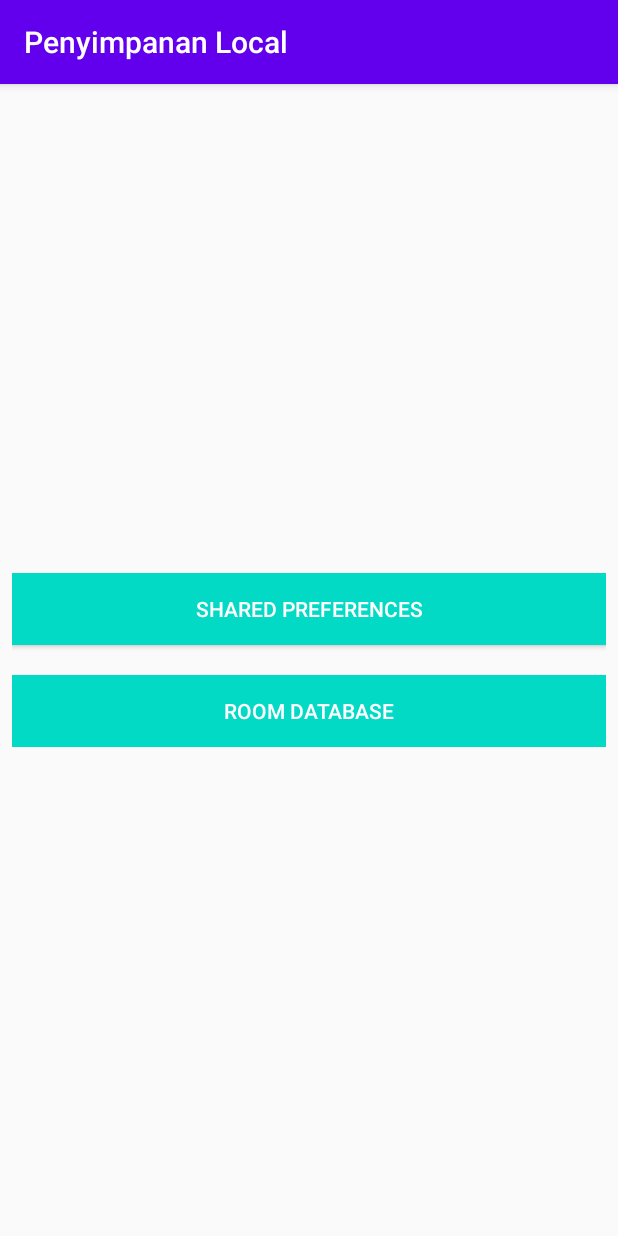
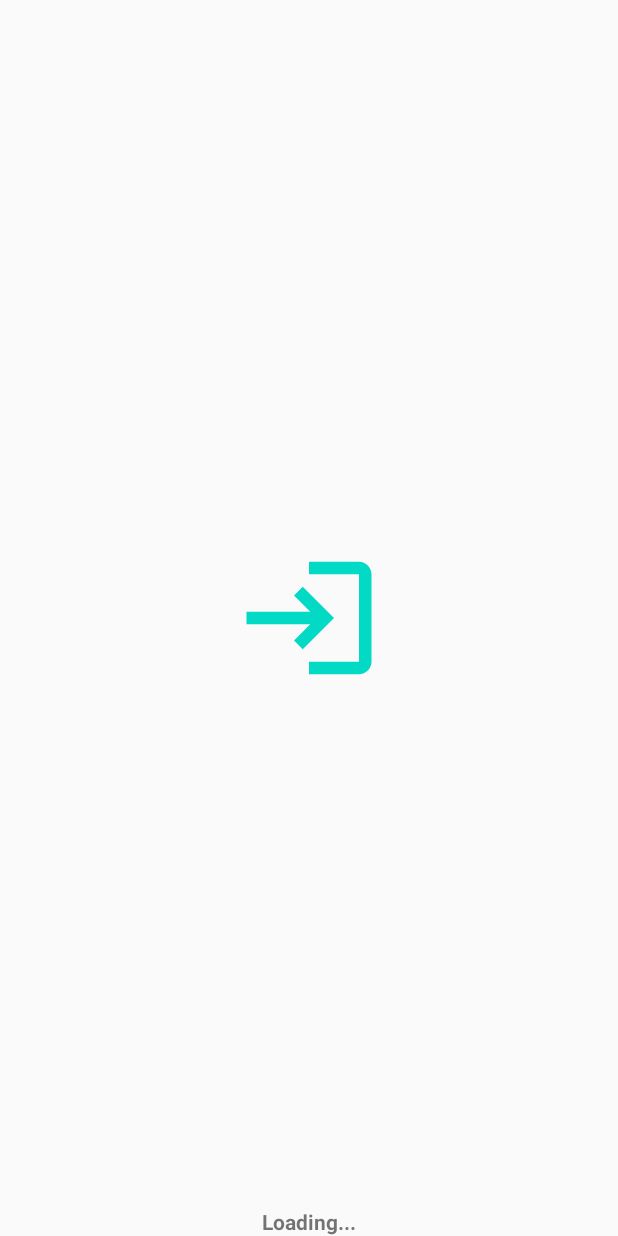
Before and after one commit to rasyidr298/Materi-Local-Data, an Android app: the first screen one second after launch (HomeActivity before the commit, SplashActivity after it), on a phone screen of 412 x 824 dp. Run offline under Robolectric (Android 15) with nearby library versions, the phone set to English and light mode, and no system bars; our stand-ins replace Room's generated code.

Commit message:
added login feature with local data

```diff
--- a/app/build.gradle
+++ b/app/build.gradle
@@ -26,6 +26,10 @@ dependencies {
     implementation fileTree(dir: "libs", include: ["*.jar"])
     implementation 'androidx.appcompat:appcompat:1.1.0'
     implementation 'androidx.constraintlayout:constraintlayout:1.1.3'
+    implementation 'com.google.android.material:material:1.2.1'
+    implementation 'androidx.annotation:annotation:1.1.0'
+    implementation 'androidx.lifecycle:lifecycle-livedata-ktx:2.2.0'
+    implementation 'androidx.lifecycle:lifecycle-viewmodel-ktx:2.2.0'
     testImplementation 'junit:junit:4.12'
     androidTestImplementation 'androidx.test.ext:junit:1.1.1'
     androidTestImplementation 'androidx.test.espresso:espresso-core:3.2.0'
--- /dev/null
+++ b/app/src/main/java/com/example/sharedpreferences/ui/splash/SplashActivity.java
@@ -0,0 +1,41 @@
+package com.example.sharedpreferences.ui.splash;
+
+import androidx.appcompat.app.AppCompatActivity;
+
+import android.content.Intent;
+import android.os.Bundle;
+import android.os.Handler;
+
+import com.example.sharedpreferences.R;
+import com.example.sharedpreferences.data.sharedPref.SharedPrefManager;
+import com.example.sharedpreferences.ui.HomeActivity;
+import com.example.sharedpreferences.ui.auth.LoginActivity;
+import com.example.sharedpreferences.ui.profile.ProfileActivity;
+
+public class SplashActivity extends AppCompatActivity {
+
+    @Override
+    protected void onCreate(Bundle savedInstanceState) {
+        final Handler handler = new Handler();
+
+        super.onCreate(savedInstanceState);
+        setContentView(R.layout.activity_splash);
+        final SharedPrefManager sharedPrefManager = new SharedPrefManager(this);
+
+        handler.postDelayed(new Runnable() {
+            @Override
+            public void run() {
+                if (sharedPrefManager.getIsLogin()){
+                    Intent i = new Intent(SplashActivity.this, ProfileActivity.class);
+                    finishAffinity();
+                    startActivity(i);
+                }else{
+                    Intent i = new Intent(SplashActivity.this, HomeActivity.class);
+                    finishAffinity();
+                    startActivity(i);
+                }
+            }
+        }, 3000);
+
+    }
+}
--- /dev/null
+++ b/app/src/main/res/drawable/ic_login.xml
@@ -0,0 +1,10 @@
+<vector xmlns:android="http://schemas.android.com/apk/res/android"
+    android:width="24dp"
+    android:height="24dp"
+    android:viewportWidth="24"
+    android:viewportHeight="24"
+    android:tint="@color/colorAccent">
+  <path
+      android:fillColor="@android:color/white"
+      android:pathData="M11,7L9.6,8.4l2.6,2.6H2v2h10.2l-2.6,2.6L11,17l5,-5L11,7zM20,19h-8v2h8c1.1,0 2,-0.9 2,-2V5c0,-1.1 -0.9,-2 -2,-2h-8v2h8V19z"/>
+</vector>
--- a/app/src/main/res/layout/activity_home.xml
+++ b/app/src/main/res/layout/activity_home.xml
@@ -7,35 +7,40 @@
     android:layout_height="match_parent"
     tools:context=".ui.HomeActivity">
 
-    <LinearLayout
-        android:layout_width="match_parent"
-        android:layout_height="wrap_content"
-        android:layout_marginStart="8dp"
-        android:layout_marginLeft="8dp"
-        android:layout_marginEnd="8dp"
-        android:layout_marginRight="8dp"
-        android:orientation="vertical"
-        app:layout_constraintBottom_toBottomOf="parent"
-        app:layout_constraintEnd_toEndOf="parent"
-        app:layout_constraintStart_toStartOf="parent"
-        app:layout_constraintTop_toTopOf="parent">
-
     <Button
         android:id="@+id/btnToSharedPref"
         android:layout_width="match_parent"
         android:layout_height="wrap_content"
-            android:layout_marginBottom="20dp"
         android:background="@color/colorAccent"
         android:text="Shared Preferences"
-            android:textColor="#ffff" />
+        android:textColor="#ffff"
+        app:layout_constraintBottom_toBottomOf="parent"
+        app:layout_constraintEnd_toEndOf="parent"
+        app:layout_constraintStart_toStartOf="parent"
+        app:layout_constraintTop_toTopOf="parent" />
 
     <Button
         android:id="@+id/btnToRoomData"
         android:layout_width="match_parent"
         android:layout_height="wrap_content"
+        android:layout_marginTop="16dp"
         android:background="@color/colorAccent"
         android:text="Room Database"
-            android:textColor="#ffff" />
-    </LinearLayout>
+        android:textColor="#ffff"
+        app:layout_constraintEnd_toEndOf="parent"
+        app:layout_constraintStart_toStartOf="parent"
+        app:layout_constraintTop_toBottomOf="@+id/btnToSharedPref" />
+
+    <Button
+        android:id="@+id/btnLogin"
+        android:layout_width="match_parent"
+        android:layout_height="wrap_content"
+        android:layout_marginTop="16dp"
+        android:background="@color/colorAccent"
+        android:text="Login"
+        android:textColor="#ffff"
+        app:layout_constraintEnd_toEndOf="parent"
+        app:layout_constraintStart_toStartOf="parent"
+        app:layout_constraintTop_toBottomOf="@+id/btnToRoomData" />
 
 </androidx.constraintlayout.widget.ConstraintLayout>
--- /dev/null
+++ b/app/src/main/res/layout/activity_splash.xml
@@ -0,0 +1,30 @@
+<?xml version="1.0" encoding="utf-8"?>
+<androidx.constraintlayout.widget.ConstraintLayout
+    xmlns:android="http://schemas.android.com/apk/res/android"
+    xmlns:app="http://schemas.android.com/apk/res-auto"
+    xmlns:tools="http://schemas.android.com/tools"
+    android:layout_width="match_parent"
+    android:layout_height="match_parent"
+    tools:context=".ui.splash.SplashActivity">
+
+    <ImageView
+        android:id="@+id/imageView"
+        android:layout_width="100dp"
+        android:layout_height="100dp"
+        android:src="@drawable/ic_login"
+        app:layout_constraintBottom_toBottomOf="parent"
+        app:layout_constraintEnd_toEndOf="parent"
+        app:layout_constraintStart_toStartOf="parent"
+        app:layout_constraintTop_toTopOf="parent" />
+
+    <TextView
+        android:layout_width="wrap_content"
+        android:layout_height="wrap_content"
+        android:text="Loading..."
+        android:textSize="14sp"
+        android:textStyle="bold"
+        app:layout_constraintBottom_toBottomOf="parent"
+        app:layout_constraintEnd_toEndOf="@+id/imageView"
+        app:layout_constraintStart_toStartOf="@+id/imageView" />
+
+</androidx.constraintlayout.widget.ConstraintLayout>
--- /dev/null
+++ b/app/src/main/res/values/dimens.xml
@@ -0,0 +1,5 @@
+<resources>
+    <!-- Default screen margins, per the Android Design guidelines. -->
+    <dimen name="activity_horizontal_margin">16dp</dimen>
+    <dimen name="activity_vertical_margin">16dp</dimen>
+</resources>
--- a/app/src/main/res/values/styles.xml
+++ b/app/src/main/res/values/styles.xml
@@ -1,6 +1,6 @@
 <resources>
     <!-- Base application theme. -->
-    <style name="AppTheme" parent="Theme.AppCompat.Light.DarkActionBar">
+    <style name="AppTheme" parent="Theme.AppCompat.Light.NoActionBar">
         <!-- Customize your theme here. -->
         <item name="colorPrimary">@color/colorPrimary</item>
         <item name="colorPrimaryDark">@color/colorPrimaryDark</item>
--- a/build.gradle
+++ b/build.gradle
@@ -5,7 +5,7 @@ buildscript {
         jcenter()
     }
     dependencies {
-        classpath "com.android.tools.build:gradle:4.0.0"
+        classpath 'com.android.tools.build:gradle:4.1.1'
 
         // NOTE: Do not place your application dependencies here; they belong
         // in the individual module build.gradle files
```
Also changed, not shown: app/src/main/AndroidManifest.xml (+5 -2 lines), app/src/main/java/com/example/sharedpreferences/data/sharedPref/SharedPrefManager.java (+18 -0 lines), app/src/main/java/com/example/sharedpreferences/ui/HomeActivity.java (+10 -0 lines), app/src/main/java/com/example/sharedpreferences/ui/auth/LoginActivity.java (added, +89 -0 lines), app/src/main/java/com/example/sharedpreferences/ui/profile/ProfileActivity.java (added, +40 -0 lines), app/src/main/res/layout/activity_login.xml (added, +71 -0 lines), app/src/main/res/layout/activity_profile.xml (added, +44 -0 lines), app/src/main/res/values/strings.xml (+9 -0 lines), gradle/wrapper/gradle-wrapper.properties. Lines whose indentation alone changed are shown as unchanged.
